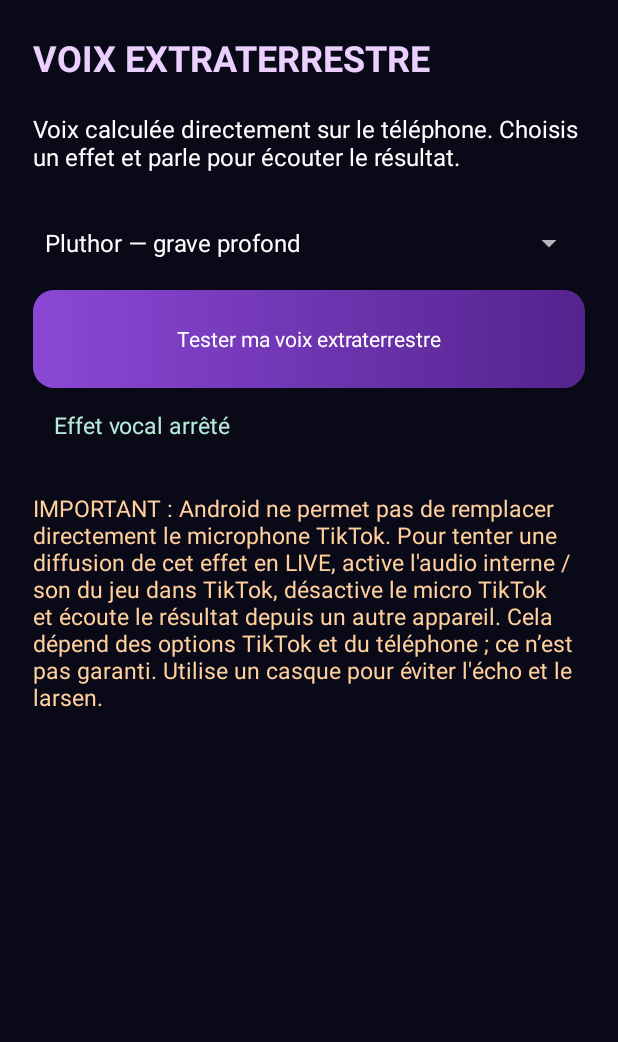
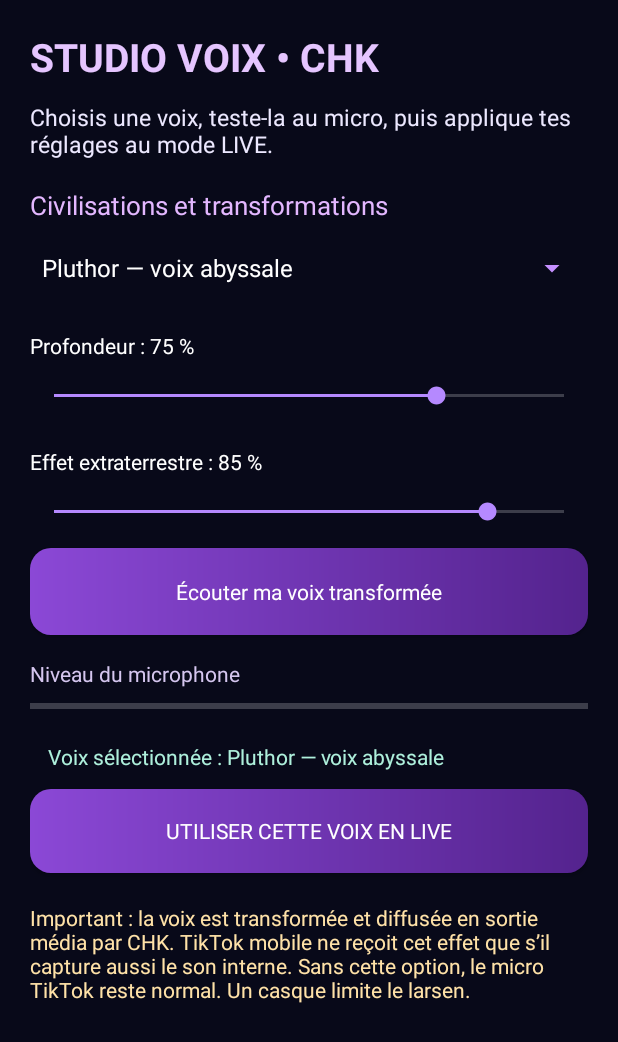
Before and after one commit to Chasmet/Android-en-un, an Android app: the VoiceActivity screen opened directly, with no data from a screen before it, on a phone screen of 412 x 824 dp. Shown: the top 1042 px of the screen. Run offline under Robolectric (Android 15) with nearby library versions, the phone set to English and light mode, and no system bars.

Commit message:
feat(alienlive): eight voice presets, live audition, effects sliders and mic level meter

```diff
--- a/chk-alien-live/app/src/main/java/fr/chk/alienlive/MainActivity.java
+++ b/chk-alien-live/app/src/main/java/fr/chk/alienlive/MainActivity.java
@@ -41,6 +41,7 @@ public final class MainActivity extends Activity {
             else {voiceRequested=true;startVoice();}
         });
         voiceButton.setOnLongClickListener(v->{startActivity(new Intent(this,VoiceActivity.class));return true;});
+        findViewById(R.id.buttonVoiceMenu).setOnClickListener(v->startActivity(new Intent(this,VoiceActivity.class)));
         findViewById(R.id.buttonSettings).setOnClickListener(v->startActivity(new Intent(this,SettingsActivity.class)));
         stage.setOnLongClickListener(v->{
             if(full){setLive(false);return true;}
@@ -56,6 +57,8 @@ public final class MainActivity extends Activity {
             requestPermissions(new String[]{Manifest.permission.RECORD_AUDIO},101);return;
         }
         voice.setPreset(AlienData.prefs(this).getInt("voicePreset",0));
+        voice.setDepth(AlienData.prefs(this).getInt("voiceDepth",75)/100f);
+        voice.setMix(AlienData.prefs(this).getInt("voiceMix",85)/100f);
         if(voice.start())voiceButton.setText("Arrêter la voix extraterrestre — appui long : réglages");
         else voiceRequested=false;
     }
--- a/chk-alien-live/app/src/main/java/fr/chk/alienlive/VoiceActivity.java
+++ b/chk-alien-live/app/src/main/java/fr/chk/alienlive/VoiceActivity.java
@@ -5,48 +5,103 @@ import android.app.Activity;
 import android.content.pm.PackageManager;
 import android.os.Build;
 import android.os.Bundle;
+import android.os.Handler;
+import android.os.Looper;
+import android.widget.ArrayAdapter;
 import android.widget.Button;
+import android.widget.ProgressBar;
+import android.widget.SeekBar;
 import android.widget.Spinner;
-import android.widget.ArrayAdapter;
 import android.widget.TextView;
+import android.widget.Toast;
 
-/** Standalone on-device voice tester. The LIVE activity uses the same engine. */
+/** Choix des voix et contrôle du microphone en direct, sans serveur. */
 public final class VoiceActivity extends Activity {
     private VoiceEngine engine;
-    private TextView state;
+    private TextView state,depthText,mixText;
     private Button toggle;
-    private boolean requested;
-    @Override public void onCreate(Bundle b) {
-        super.onCreate(b);setContentView(R.layout.activity_voice);
+    private ProgressBar audioLevel;
+    private boolean requested=false;
+    private final Handler ui=new Handler(Looper.getMainLooper());
+    private final Runnable meter=new Runnable(){
+        @Override public void run(){
+            if(engine!=null&&audioLevel!=null){
+                audioLevel.setProgress(Math.min(100,(int)(engine.getLevel()*360f)));
+                ui.postDelayed(this,100L);
+            }
+        }
+    };
+    @Override public void onCreate(Bundle stateBundle){
+        super.onCreate(stateBundle);
+        setContentView(R.layout.activity_voice);
         state=findViewById(R.id.voiceState);
         toggle=findViewById(R.id.voiceToggle);
-        engine=new VoiceEngine(s->runOnUiThread(()->state.setText(s)));
-        Spinner presets=findViewById(R.id.voicePresets);
-        presets.setAdapter(new ArrayAdapter<>(this,android.R.layout.simple_spinner_dropdown_item,
-                new String[]{"Pluthor — grave profond","Annunaki — métallique","Spectral — aigu","Normal — test"}));
-        presets.setOnItemSelectedListener(new android.widget.AdapterView.OnItemSelectedListener(){
-            @Override public void onItemSelected(android.widget.AdapterView<?> p,android.view.View v,int pos,long id){
-                engine.setPreset(pos);AlienData.prefs(VoiceActivity.this).edit().putInt("voicePreset",pos).apply();
+        audioLevel=findViewById(R.id.voiceLevel);
+        depthText=findViewById(R.id.voiceDepthLabel);
+        mixText=findViewById(R.id.voiceMixLabel);
+        engine=new VoiceEngine(message->runOnUiThread(()->state.setText(message)));
+        Spinner spinner=findViewById(R.id.voicePresets);
+        spinner.setAdapter(new ArrayAdapter<>(this,android.R.layout.simple_spinner_dropdown_item,VoiceEngine.PRESETS));
+        spinner.setSelection(AlienData.prefs(this).getInt("voicePreset",0));
+        spinner.setOnItemSelectedListener(new android.widget.AdapterView.OnItemSelectedListener(){
+            @Override public void onItemSelected(android.widget.AdapterView<?> parent,android.view.View view,int index,long id){
+                engine.setPreset(index);
+                AlienData.prefs(VoiceActivity.this).edit().putInt("voicePreset",index).apply();
+                state.setText("Voix sélectionnée : "+VoiceEngine.PRESETS[index]);
             }
             @Override public void onNothingSelected(android.widget.AdapterView<?> p){}
         });
-        presets.setSelection(AlienData.prefs(this).getInt("voicePreset",0));
-        toggle.setOnClickListener(v->{if(engine.isRunning()){
-            requested=false;engine.stop();toggle.setText("Tester ma voix extraterrestre");
-        }else {requested=true;startAudio();}});
+        SeekBar depth=findViewById(R.id.voiceDepth);
+        SeekBar mix=findViewById(R.id.voiceMix);
+        depth.setProgress(AlienData.prefs(this).getInt("voiceDepth",75));
+        mix.setProgress(AlienData.prefs(this).getInt("voiceMix",85));
+        updateFx(depth.getProgress(),mix.getProgress());
+        depth.setOnSeekBarChangeListener(new SeekBar.OnSeekBarChangeListener(){
+            @Override public void onProgressChanged(SeekBar s,int v,boolean user){if(user){
+                AlienData.prefs(VoiceActivity.this).edit().putInt("voiceDepth",v).apply();
+                updateFx(v,mix.getProgress());
+            }}
+            @Override public void onStartTrackingTouch(SeekBar s){}
+            @Override public void onStopTrackingTouch(SeekBar s){}
+        });
+        mix.setOnSeekBarChangeListener(new SeekBar.OnSeekBarChangeListener(){
+            @Override public void onProgressChanged(SeekBar s,int v,boolean user){if(user){
+                AlienData.prefs(VoiceActivity.this).edit().putInt("voiceMix",v).apply();
+                updateFx(depth.getProgress(),v);
+            }}
+            @Override public void onStartTrackingTouch(SeekBar s){}
+            @Override public void onStopTrackingTouch(SeekBar s){}
+        });
+        toggle.setOnClickListener(v->{
+            if(engine.isRunning()){
+                requested=false;engine.stop();toggle.setText("Écouter ma voix transformée");
+            }else{requested=true;startAudio();}
+        });
+        findViewById(R.id.saveVoice).setOnClickListener(v->{
+            Toast.makeText(this,"Cette voix est sélectionnée pour le mode LIVE",Toast.LENGTH_SHORT).show();
+            finish();
+        });
+        ui.post(meter);
+    }
+    private void updateFx(int depth,int mix){
+        engine.setDepth(depth/100f);engine.setMix(mix/100f);
+        depthText.setText("Profondeur : "+depth+" %");
+        mixText.setText("Effet extraterrestre : "+mix+" %");
     }
     private void startAudio(){
         if(Build.VERSION.SDK_INT>=23&&checkSelfPermission(Manifest.permission.RECORD_AUDIO)!=PackageManager.PERMISSION_GRANTED){
             requestPermissions(new String[]{Manifest.permission.RECORD_AUDIO},77);return;
         }
-        if(engine.start())toggle.setText("Arrêter la voix");else requested=false;
+        if(engine.start())toggle.setText("Arrêter le test vocal");else requested=false;
     }
-    @Override public void onRequestPermissionsResult(int request,String[] permissions,int[] grantResults) {
-        super.onRequestPermissionsResult(request,permissions,grantResults);
-        if(request==77){if(grantResults.length>0&&grantResults[0]==PackageManager.PERMISSION_GRANTED&&requested)startAudio();
-        else {requested=false;state.setText("Permission microphone nécessaire");}}
+    @Override public void onRequestPermissionsResult(int r,String[] p,int[] results){
+        super.onRequestPermissionsResult(r,p,results);
+        if(r==77){
+            if(results.length>0&&results[0]==PackageManager.PERMISSION_GRANTED&&requested)startAudio();
+            else {requested=false;state.setText("Autorise le micro pour tester ta voix");}
+        }
     }
-    @Override protected void onPause(){ if(engine!=null)engine.stop();super.onPause();}
+    @Override protected void onPause(){if(engine!=null)engine.stop();super.onPause();}
     @Override protected void onResume(){super.onResume();if(requested&&engine!=null)startAudio();}
-    @Override protected void onDestroy(){if(engine!=null)engine.stop();super.onDestroy();}
+    @Override protected void onDestroy(){ui.removeCallbacks(meter);if(engine!=null)engine.stop();super.onDestroy();}
 }
--- a/chk-alien-live/app/src/main/res/layout/activity_main.xml
+++ b/chk-alien-live/app/src/main/res/layout/activity_main.xml
@@ -25,6 +25,8 @@
                 android:text="Personnages" android:textAllCaps="false" android:textColor="#FFFFFF" />
             <Button android:id="@+id/buttonScene" android:layout_width="0dp" android:layout_height="50dp" android:layout_weight="1"
                 android:text="Décors" android:textAllCaps="false" android:textColor="#FFFFFF" />
+            <Button android:id="@+id/buttonVoiceMenu" android:layout_width="0dp" android:layout_height="50dp" android:layout_weight="1"
+                android:text="Voix" android:textAllCaps="false" android:textColor="#FFFFFF" />
             <Button android:id="@+id/buttonSettings" android:layout_width="0dp" android:layout_height="50dp" android:layout_weight="1"
                 android:text="Réglages" android:textAllCaps="false" android:textColor="#FFFFFF" />
         </LinearLayout>
--- a/chk-alien-live/app/src/main/res/layout/activity_voice.xml
+++ b/chk-alien-live/app/src/main/res/layout/activity_voice.xml
@@ -1,11 +1,43 @@
 <ScrollView xmlns:android="http://schemas.android.com/apk/res/android"
- android:layout_width="match_parent" android:layout_height="match_parent" android:background="#090918" android:fillViewport="true">
- <LinearLayout android:layout_width="match_parent" android:layout_height="wrap_content" android:orientation="vertical" android:padding="22dp">
-  <TextView android:layout_width="match_parent" android:layout_height="wrap_content" android:text="VOIX EXTRATERRESTRE" android:textSize="24sp" android:textStyle="bold" android:textColor="#EACFFF" android:paddingBottom="20dp"/>
-  <TextView android:layout_width="match_parent" android:layout_height="wrap_content" android:text="Voix calculée directement sur le téléphone. Choisis un effet et parle pour écouter le résultat." android:textColor="#FFFFFF" android:textSize="16sp" android:paddingBottom="16dp"/>
-  <Spinner android:id="@+id/voicePresets" android:layout_width="match_parent" android:layout_height="62dp"/>
-  <Button android:id="@+id/voiceToggle" android:layout_width="match_parent" android:layout_height="65dp" android:text="Tester ma voix extraterrestre" android:textAllCaps="false" android:background="@drawable/btn_primary" android:textColor="#FFFFFF"/>
-  <TextView android:id="@+id/voiceState" android:layout_width="match_parent" android:layout_height="wrap_content" android:padding="14dp" android:text="Effet vocal arrêté" android:textColor="#B7ECD8" android:textSize="15sp"/>
-  <TextView android:layout_width="match_parent" android:layout_height="wrap_content" android:textColor="#FFCF9C" android:textSize="15sp" android:paddingTop="20dp" android:text="IMPORTANT : Android ne permet pas de remplacer directement le microphone TikTok. Pour tenter une diffusion de cet effet en LIVE, active l'audio interne / son du jeu dans TikTok, désactive le micro TikTok et écoute le résultat depuis un autre appareil. Cela dépend des options TikTok et du téléphone ; ce n’est pas garanti. Utilise un casque pour éviter l'écho et le larsen."/>
- </LinearLayout>
+    android:layout_width="match_parent" android:layout_height="match_parent"
+    android:background="#080919" android:fillViewport="true">
+    <LinearLayout android:layout_width="match_parent" android:layout_height="wrap_content"
+        android:orientation="vertical" android:padding="20dp">
+        <TextView android:layout_width="match_parent" android:layout_height="wrap_content"
+            android:text="STUDIO VOIX • CHK" android:textColor="#E5C5FF"
+            android:textStyle="bold" android:textSize="26sp" android:paddingBottom="12dp"/>
+        <TextView android:layout_width="match_parent" android:layout_height="wrap_content"
+            android:text="Choisis une voix, teste-la au micro, puis applique tes réglages au mode LIVE."
+            android:textColor="#ECE8FF" android:textSize="15sp" android:paddingBottom="18dp"/>
+        <TextView android:layout_width="match_parent" android:layout_height="wrap_content"
+            android:text="Civilisations et transformations" android:textColor="#E3B7FF" android:textSize="17sp"/>
+        <Spinner android:id="@+id/voicePresets" android:layout_width="match_parent" android:layout_height="60dp"
+            android:backgroundTint="#C58FFF"/>
+        <TextView android:id="@+id/voiceDepthLabel" android:layout_width="match_parent"
+            android:layout_height="wrap_content" android:text="Profondeur : 75 %" android:textColor="#FFFFFF"
+            android:paddingTop="12dp"/>
+        <SeekBar android:id="@+id/voiceDepth" android:layout_width="match_parent" android:layout_height="48dp"
+            android:max="100" android:progress="75"/>
+        <TextView android:id="@+id/voiceMixLabel" android:layout_width="match_parent"
+            android:layout_height="wrap_content" android:text="Effet extraterrestre : 85 %" android:textColor="#FFFFFF"
+            android:paddingTop="10dp"/>
+        <SeekBar android:id="@+id/voiceMix" android:layout_width="match_parent"
+            android:layout_height="48dp" android:max="100" android:progress="85"/>
+        <Button android:id="@+id/voiceToggle" android:layout_width="match_parent"
+            android:layout_height="58dp" android:text="Écouter ma voix transformée"
+            android:textAllCaps="false" android:textColor="#FFFFFF" android:background="@drawable/btn_primary"/>
+        <TextView android:layout_width="match_parent" android:layout_height="wrap_content"
+            android:text="Niveau du microphone" android:textColor="#D5C6EF" android:paddingTop="16dp"/>
+        <ProgressBar android:id="@+id/voiceLevel" style="?android:attr/progressBarStyleHorizontal"
+            android:layout_width="match_parent" android:layout_height="24dp" android:max="100"/>
+        <TextView android:id="@+id/voiceState" android:layout_width="match_parent"
+            android:layout_height="wrap_content" android:padding="12dp"
+            android:text="Prêt à tester" android:textColor="#AEF0DC"/>
+        <Button android:id="@+id/saveVoice" android:layout_width="match_parent"
+            android:layout_height="56dp" android:text="UTILISER CETTE VOIX EN LIVE"
+            android:textAllCaps="false" android:background="@drawable/btn_primary" android:textColor="#FFFFFF"/>
+        <TextView android:layout_width="match_parent" android:layout_height="wrap_content"
+            android:paddingTop="20dp" android:textColor="#FFE2A8" android:textSize="14sp"
+            android:text="Important : la voix est transformée et diffusée en sortie média par CHK. TikTok mobile ne reçoit cet effet que s’il capture aussi le son interne. Sans cette option, le micro TikTok reste normal. Un casque limite le larsen."/>
+    </LinearLayout>
 </ScrollView>
```
Also changed, not shown: chk-alien-live/app/src/main/java/fr/chk/alienlive/VoiceEngine.java (+23 -10 lines).
